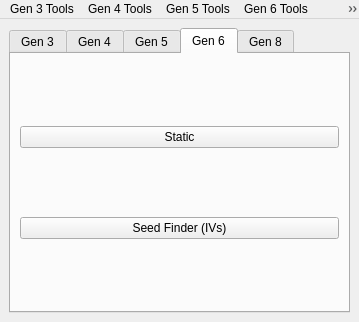
Old version of the form Form/MainWindow.ui in the repository Vict0rious7/PokeFinderPlus.
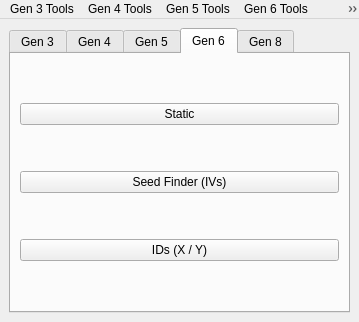
New version of the form. The open tabs and pages were chosen to show the change. Icons and pictures are not drawn.

Patch:
```diff
--- a/Form/MainWindow.ui
+++ b/Form/MainWindow.ui
@@ -177,6 +177,13 @@
           </property>
          </widget>
         </item>
+        <item row="2" column="0">
+         <widget class="QPushButton" name="pushButtonIDs6">
+          <property name="text">
+           <string>IDs (X / Y)</string>
+          </property>
+         </widget>
+        </item>
        </layout>
       </widget>
       <widget class="QWidget" name="tabGen8">
```
